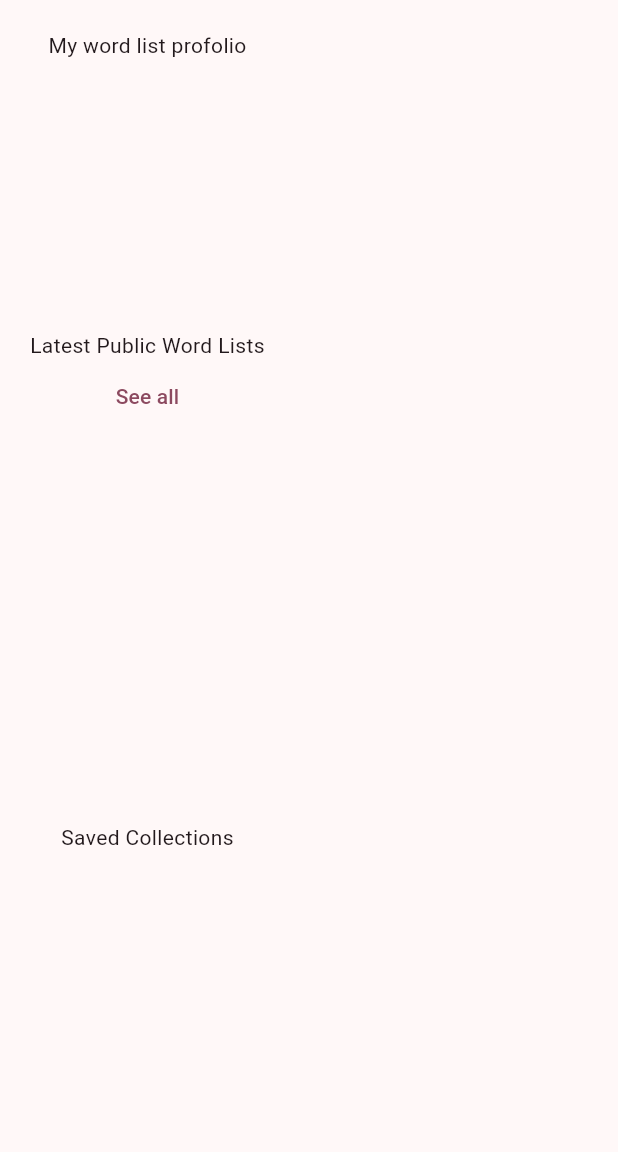
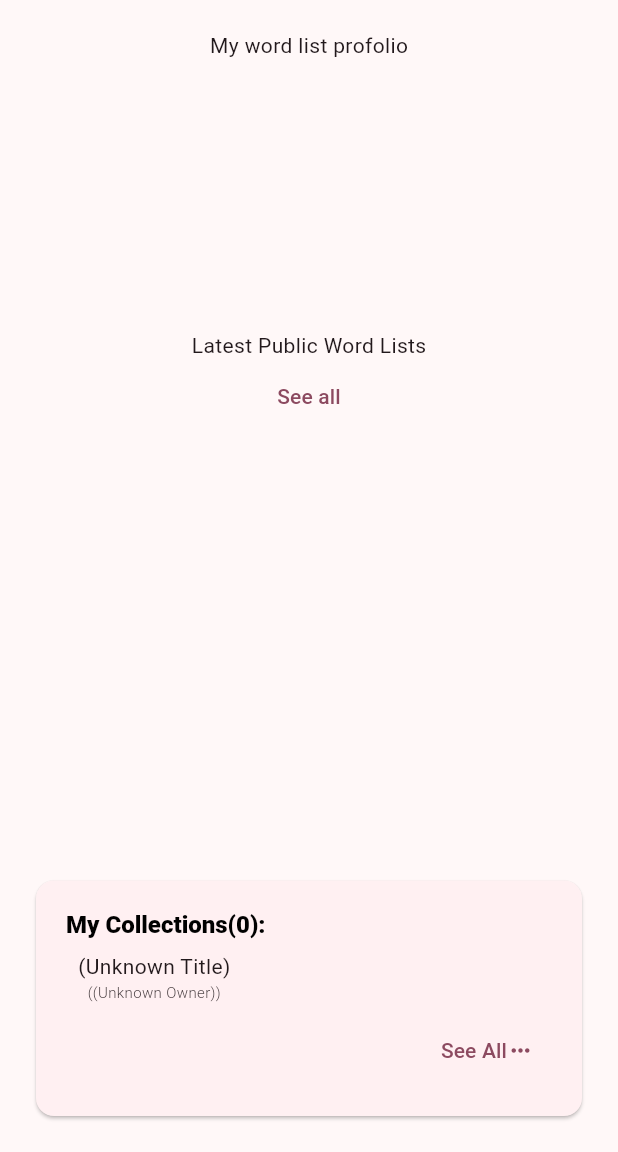
Before and after one commit to LisaMandarin/flutter-vocab-quiz, a Flutter app: the screen it shows once a user with an empty profile is signed in, on a phone screen of 412 x 824 dp, the part 84-1236 px from its top. Run offline on Flutter 3.47's test engine with Material 3 defaults, Android fonts, the phone set to English and light mode, and no system bars; our stand-ins replace cloud_firestore, firebase_auth, firebase_core, flutter_easyloading, flutter_slidable, flutter_speed_dial and 4 more; accounts and stored records are empty.

Commit message:
feat: create my collections card in home page

```diff
--- a/lib/services/firestore_services.dart
+++ b/lib/services/firestore_services.dart
@@ -162,6 +162,7 @@
     return querySnapshot.docs;
   }
 
+  // get the latest 30 public word lists
   Future<List<QueryDocumentSnapshot>> getPublicWordLists() async {
     final querySnapshot = await db
         .collection("word_lists")
--- /dev/null
+++ b/lib/views/components/my_saved_widget.dart
@@ -0,0 +1,120 @@
+import 'package:cloud_firestore/cloud_firestore.dart';
+import 'package:flutter/material.dart';
+import 'package:vocab_quiz/services/auth_services.dart';
+import 'package:vocab_quiz/services/firestore_services.dart';
+import 'package:vocab_quiz/utils/snackbar.dart';
+import 'package:vocab_quiz/views/pages/practice_page.dart';
+
+class MySavedWidget extends StatefulWidget {
+  const MySavedWidget({super.key});
+
+  @override
+  State<MySavedWidget> createState() => _MySavedWidgetState();
+}
+
+class _MySavedWidgetState extends State<MySavedWidget> {
+  late List<QueryDocumentSnapshot> _storedPublicWordlists;
+  QueryDocumentSnapshot? _latestStoredWordlist;
+  final _user = authService.value.currentUser;
+  bool _loading = true;
+
+  @override
+  void initState() {
+    _fetchStoeredPublicWordlists();
+    super.initState();
+  }
+
+  Future<void> _fetchStoeredPublicWordlists() async {
+    try {
+      final data = await firestore.value.getStoredPublicWordlistsByUser(
+        _user!.uid,
+      );
+      setState(() {
+        _storedPublicWordlists = data;
+        _latestStoredWordlist = data.isNotEmpty ? data[0] : null;
+        _loading = false;
+      });
+    } on FirebaseException catch (e) {
+      if (mounted) {
+        showErrorMessage(
+          context,
+          e.message ?? "Error while fetching stored public word lists",
+        );
+      }
+      setState(() {
+        _loading = false;
+      });
+    }
+  }
+
+  @override
+  Widget build(BuildContext context) {
+    return Card(
+      child: Container(
+        width: double.infinity,
+        padding: EdgeInsets.all(20),
+        child: _loading
+            ? Center(child: CircularProgressIndicator())
+            : Column(
+                mainAxisSize: MainAxisSize.min,
+                crossAxisAlignment: CrossAxisAlignment.start,
+                children: [
+                  RichText(
+                    text: TextSpan(
+                      style: TextStyle(
+                        fontSize: 16,
+                        fontWeight: FontWeight.w900,
+                        color: Colors.black,
+                      ),
+                      children: [
+                        TextSpan(text: "My Collections"),
+                        TextSpan(text: "(${_storedPublicWordlists.length})"),
+                        TextSpan(text: ":"),
+                      ],
+                    ),
+                  ),
+                  Padding(
+                    padding: const EdgeInsets.all(8.0),
+                    child: GestureDetector(
+                      onTap: () => Navigator.push(
+                        context,
+                        MaterialPageRoute(
+                          builder: (context) => PracticePage(
+                            title:
+                                "${_latestStoredWordlist != null ? (_latestStoredWordlist!.data() as Map<String, dynamic>)['wordlistTitle'] : "Unknown Title"}",
+                            wordlistID:
+                                "${(_latestStoredWordlist!.data() as Map<String, dynamic>)['wordlistId']}",
+                          ),
+                        ),
+                      ),
+                      child: Column(
+                        children: [
+                          Text(
+                            "${_latestStoredWordlist != null ? (_latestStoredWordlist!.data() as Map<String, dynamic>)['wordlistTitle'] : "(Unknown Title)"}",
+                            overflow: TextOverflow.ellipsis,
+                          ),
+                          Text(
+                            "(${_latestStoredWordlist != null ? (_latestStoredWordlist!.data() as Map<String, dynamic>)['wordlistOwnerName'] : "(Unknown Owner)"})",
+                            style: TextStyle(
+                              fontSize: 10,
+                              fontWeight: FontWeight.w300,
+                            ),
+                          ),
+                        ],
+                      ),
+                    ),
+                  ),
+
+                  TextButton(
+                    onPressed: () {},
+                    child: Row(
+                      mainAxisAlignment: MainAxisAlignment.end,
+                      children: [Text("See All"), Icon(Icons.more_horiz)],
+                    ),
+                  ),
+                ],
+              ),
+      ),
+    );
+  }
+}
--- a/lib/views/pages/home_page.dart
+++ b/lib/views/pages/home_page.dart
@@ -1,6 +1,7 @@
 import 'package:flutter/material.dart';
 import 'package:vocab_quiz/services/firestore_services.dart';
 import 'package:vocab_quiz/views/components/appbar_widget.dart';
+import 'package:vocab_quiz/views/components/my_saved_widget.dart';
 import 'package:vocab_quiz/views/pages/public_wordlist_page.dart';
 
 class HomePage extends StatefulWidget {
@@ -45,7 +46,7 @@
                 ],
               ),
             ),
-            SizedBox(height: 200, child: Text("Saved Collections")),
+            MySavedWidget(),
           ],
         ),
       ),
```
